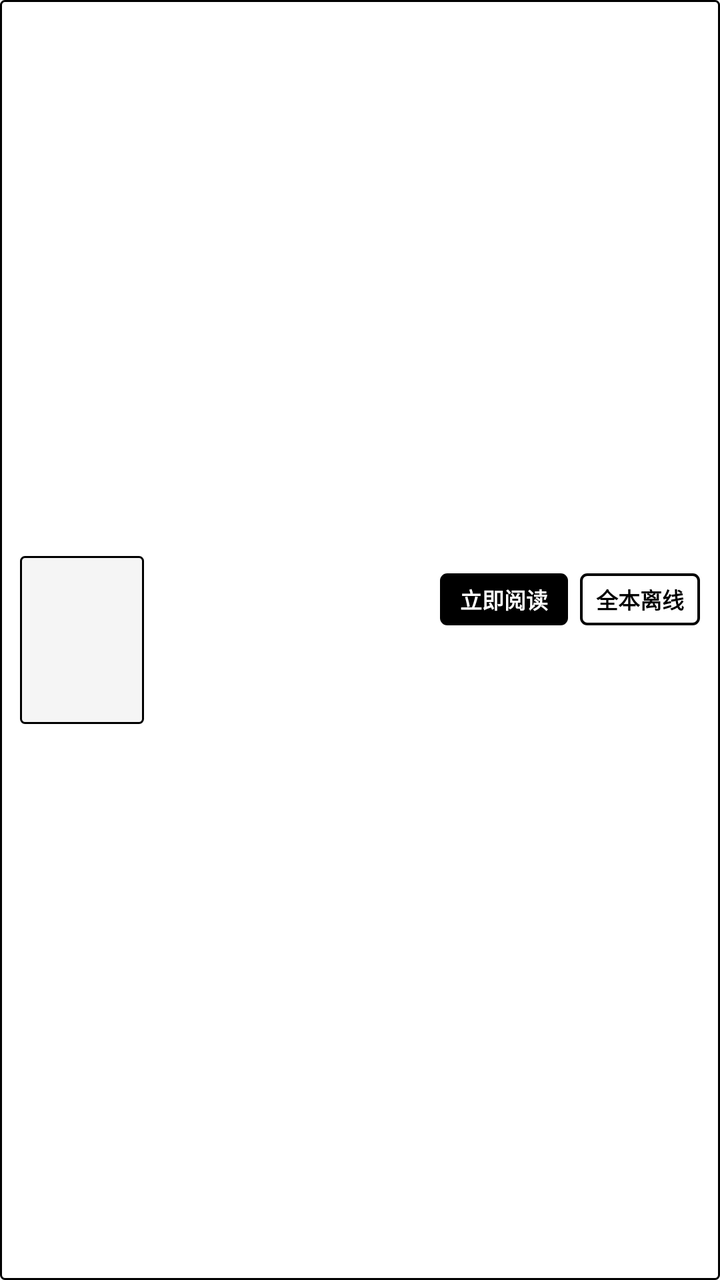
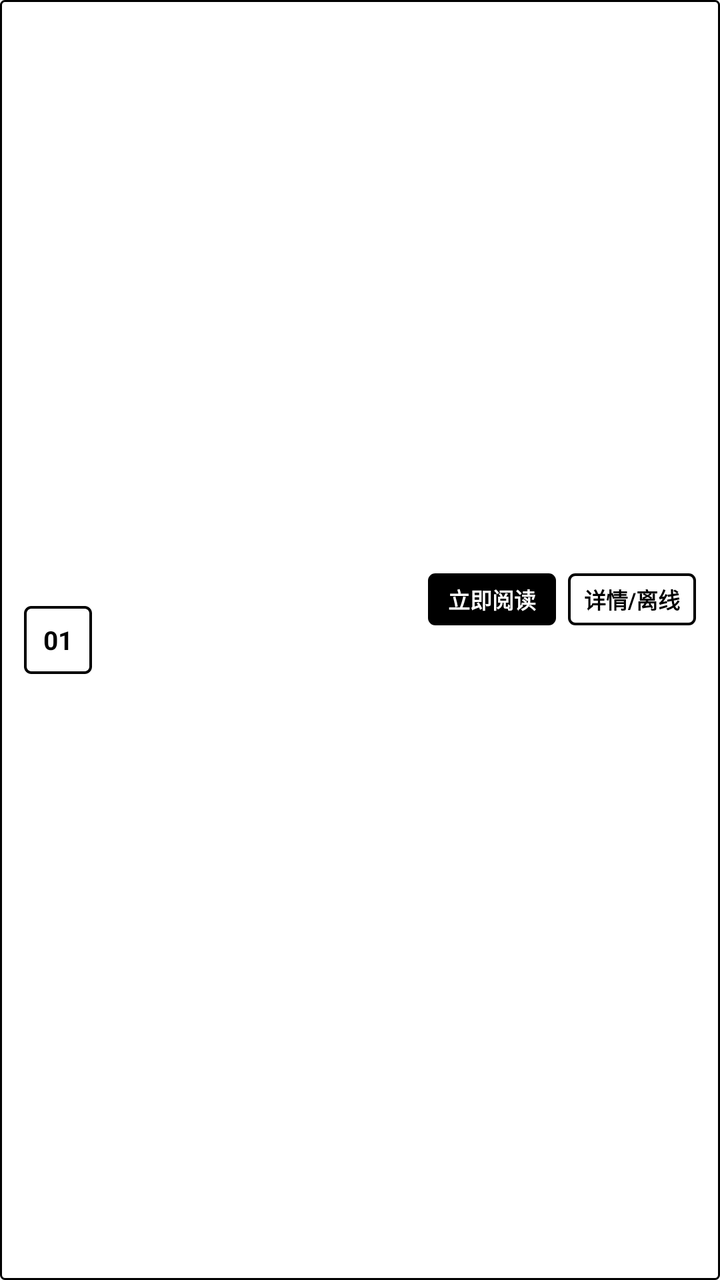

Two renders of the same Android screen: before a commit and after it. Below are the layout's source before the change and the commit's diff.
<!-- AndroidManifest.xml: application theme AppTheme.Light -->
<!-- res/layout/item_search_book.xml -->
<?xml version="1.0" encoding="utf-8"?>
<LinearLayout xmlns:android="http://schemas.android.com/apk/res/android"
    android:layout_width="match_parent"
    android:layout_height="wrap_content"
    android:layout_marginBottom="8dp"
    android:background="@drawable/bg_eink_card"
    android:gravity="center_vertical"
    android:orientation="horizontal"
    android:padding="10dp">

    
    <FrameLayout
        android:layout_width="62dp"
        android:layout_height="84dp"
        android:background="@drawable/bg_eink_cover_border"
        android:padding="1dp">

        <TextView
            android:id="@+id/tvSearchThumb"
            android:layout_width="match_parent"
            android:layout_height="match_parent"
            android:gravity="center"
            android:padding="4dp"
            android:textColor="#FF000000"
            android:textSize="13sp"
            android:textStyle="bold" />

        <ImageView
            android:id="@+id/ivSearchCover"
            android:layout_width="match_parent"
            android:layout_height="match_parent"
            android:contentDescription="封面"
            android:scaleType="centerCrop" />
    </FrameLayout>

    <LinearLayout
        android:layout_width="0dp"
        android:layout_height="wrap_content"
        android:layout_marginStart="12dp"
        android:layout_weight="1"
        android:orientation="vertical">

        <LinearLayout
            android:layout_width="match_parent"
            android:layout_height="wrap_content"
            android:gravity="center_vertical"
            android:orientation="horizontal">

            <TextView
                android:id="@+id/tvSearchTitle"
                android:layout_width="0dp"
                android:layout_height="wrap_content"
                android:layout_weight="1"
                android:ellipsize="end"
                android:singleLine="true"
                android:textColor="#FF000000"
                android:textSize="16sp"
                android:textStyle="bold" />

            <TextView
                android:id="@+id/btnQuickReadItem"
                android:layout_width="wrap_content"
                android:layout_height="26dp"
                android:layout_marginStart="6dp"
                android:background="@drawable/bg_eink_button_solid"
                android:gravity="center"
                android:paddingHorizontal="10dp"
                android:text="立即阅读"
                android:textColor="#FFFFFFFF"
                android:textSize="11sp"
                android:textStyle="bold" />

            <TextView
                android:id="@+id/btnDetailItem"
                android:layout_width="wrap_content"
                android:layout_height="26dp"
                android:layout_marginStart="6dp"
                android:background="@drawable/bg_eink_button_outline"
                android:gravity="center"
                android:paddingHorizontal="8dp"
                android:text="全本离线"
                android:textColor="#FF000000"
                android:textSize="11sp"
                android:textStyle="bold" />
        </LinearLayout>

        <TextView
            android:id="@+id/tvSearchMeta"
            android:layout_width="match_parent"
            android:layout_height="wrap_content"
            android:layout_marginTop="4dp"
            android:ellipsize="end"
            android:singleLine="true"
            android:textColor="#FF222222"
            android:textSize="12sp" />

        <TextView
            android:id="@+id/tvSearchIntro"
            android:layout_width="match_parent"
            android:layout_height="wrap_content"
            android:layout_marginTop="4dp"
            android:ellipsize="end"
            android:lineSpacingMultiplier="1.15"
            android:maxLines="2"
            android:textColor="#FF333333"
            android:textSize="12sp" />
    </LinearLayout>

</LinearLayout>
<!-- resources referenced by this layout -->
<resources>
  <!-- drawable bg_eink_button_outline (drawable) -->
  <?xml version="1.0" encoding="utf-8"?>
  <shape xmlns:android="http://schemas.android.com/apk/res/android" android:shape="rectangle">
      <solid android:color="#FFFFFFFF" />
      <stroke android:width="1.2dp" android:color="#FF000000" />
      <corners android:radius="3dp" />
  </shape>
  <!-- drawable bg_eink_button_solid (drawable) -->
  <?xml version="1.0" encoding="utf-8"?>
  <shape xmlns:android="http://schemas.android.com/apk/res/android" android:shape="rectangle">
      <solid android:color="#FF000000" />
      <stroke android:width="1.2dp" android:color="#FF000000" />
      <corners android:radius="3dp" />
  </shape>
  <!-- drawable bg_eink_card (drawable) -->
  <?xml version="1.0" encoding="utf-8"?>
  <shape xmlns:android="http://schemas.android.com/apk/res/android" android:shape="rectangle">
      <solid android:color="#FFFFFFFF" />
      <stroke android:width="1dp" android:color="#FF000000" />
      <corners android:radius="2dp" />
  </shape>
  <!-- drawable bg_eink_cover_border (drawable) -->
  <?xml version="1.0" encoding="utf-8"?>
  <shape xmlns:android="http://schemas.android.com/apk/res/android" android:shape="rectangle">
      <solid android:color="#FFF5F5F5" />
      <stroke android:width="1dp" android:color="#FF000000" />
      <corners android:radius="2dp" />
  </shape>
  <style name="AppTheme.Light" parent="Base.AppTheme">
          <item name="actionBarStyle">@style/AppTheme.AppBarOverlay.Light</item>
      </style>
  <style name="Base.AppTheme" parent="Theme.AppCompat.DayNight.NoActionBar">
          <item name="colorPrimary">@color/primary</item>
          <item name="colorPrimaryDark">@color/primaryDark</item>
          <item name="colorAccent">@color/accent</item>
          <item name="actionOverflowMenuStyle">@style/Style.PopupMenu</item>
          <item name="android:itemTextAppearance">@style/Style.MenuItemText</item>
          <item name="android:popupMenuStyle">@style/Style.PopupMenu</item>
          <item name="android:statusBarColor">@color/transparent</item>
          <item name="android:windowDrawsSystemBarBackgrounds">true</item>
      </style>
  <style name="AppTheme.AppBarOverlay.Light" parent="ThemeOverlay.AppCompat.Light">
          <item name="colorAccent">@color/md_grey_900</item>
      </style>
  <color name="primary">@color/md_light_blue_600</color>
  <color name="primaryDark">@color/md_light_blue_700</color>
  <color name="accent">@color/md_pink_800</color>
  <style name="Style.PopupMenu" parent="Widget.AppCompat.PopupMenu">
          <item name="android:popupBackground">@drawable/bg_popup_menu</item>
      </style>
  <style name="Style.MenuItemText" parent="@android:style/TextAppearance.Widget.IconMenu.Item">
          <item name="android:textColor">@color/menu_color_default</item>
          <item name="android:textSize">16sp</item>
      </style>
  <color name="transparent">#00000000</color>
  <color name="md_grey_900">#212121</color>
  <color name="md_light_blue_600">#039BE5</color>
  <color name="md_light_blue_700">#0288D1</color>
  <color name="md_pink_800">#AD1457</color>
  <!-- drawable bg_popup_menu (drawable) -->
  <?xml version="1.0" encoding="utf-8"?>
  <shape xmlns:android="http://schemas.android.com/apk/res/android"
         android:shape="rectangle">
  
      <solid android:color="@color/background_menu"/>
  
      <corners android:radius="2dp"/>
  
  </shape>
  <color name="menu_color_default">#383838</color>
  <color name="background_menu">@color/md_grey_200</color>
  <color name="md_grey_200">#EEEEEE</color>
</resources>

<!-- the commit's change to res/layout/item_search_book.xml (unified diff, before → after) -->
@@ -6,37 +6,33 @@
     android:background="@drawable/bg_eink_card"
     android:gravity="center_vertical"
     android:orientation="horizontal"
-    android:padding="10dp">
+    android:paddingHorizontal="12dp"
+    android:paddingVertical="10dp">
 
     
-    <FrameLayout
-        android:layout_width="62dp"
-        android:layout_height="84dp"
-        android:background="@drawable/bg_eink_cover_border"
-        android:padding="1dp">
+    <TextView
+        android:id="@+id/tvSearchThumb"
+        android:layout_width="34dp"
+        android:layout_height="34dp"
+        android:background="@drawable/bg_eink_button_outline"
+        android:gravity="center"
+        android:singleLine="true"
+        android:text="01"
+        android:textColor="#FF000000"
+        android:textSize="13sp"
+        android:textStyle="bold" />
 
-        <TextView
-            android:id="@+id/tvSearchThumb"
-            android:layout_width="match_parent"
-            android:layout_height="match_parent"
-            android:gravity="center"
-            android:padding="4dp"
-            android:textColor="#FF000000"
-            android:textSize="13sp"
-            android:textStyle="bold" />
-
-        <ImageView
-            android:id="@+id/ivSearchCover"
-            android:layout_width="match_parent"
-            android:layout_height="match_parent"
-            android:contentDescription="封面"
-            android:scaleType="centerCrop" />
-    </FrameLayout>
+    <ImageView
+        android:id="@+id/ivSearchCover"
+        android:layout_width="0dp"
+        android:layout_height="0dp"
+        android:contentDescription="封面"
+        android:visibility="gone" />
 
     <LinearLayout
         android:layout_width="0dp"
         android:layout_height="wrap_content"
-        android:layout_marginStart="12dp"
+        android:layout_marginStart="10dp"
         android:layout_weight="1"
         android:orientation="vertical">
 
@@ -78,7 +74,7 @@
                 android:background="@drawable/bg_eink_button_outline"
                 android:gravity="center"
                 android:paddingHorizontal="8dp"
-                android:text="全本离线"
+                android:text="详情/离线"
                 android:textColor="#FF000000"
                 android:textSize="11sp"
                 android:textStyle="bold" />
@@ -91,7 +87,7 @@
             android:layout_marginTop="4dp"
             android:ellipsize="end"
             android:singleLine="true"
-            android:textColor="#FF222222"
+            android:textColor="#FF000000"
             android:textSize="12sp" />
 
         <TextView
@@ -102,7 +98,7 @@
             android:ellipsize="end"
             android:lineSpacingMultiplier="1.15"
             android:maxLines="2"
-            android:textColor="#FF333333"
+            android:textColor="#FF000000"
             android:textSize="12sp" />
     </LinearLayout>
 
<!-- resource entries referenced after the edit -->
@@ -21,13 +21,6 @@
       <stroke android:width="1dp" android:color="#FF000000" />
       <corners android:radius="2dp" />
   </shape>
-  <!-- drawable bg_eink_cover_border (drawable) -->
-  <?xml version="1.0" encoding="utf-8"?>
-  <shape xmlns:android="http://schemas.android.com/apk/res/android" android:shape="rectangle">
-      <solid android:color="#FFF5F5F5" />
-      <stroke android:width="1dp" android:color="#FF000000" />
-      <corners android:radius="2dp" />
-  </shape>
   <style name="AppTheme.Light" parent="Base.AppTheme">
           <item name="actionBarStyle">@style/AppTheme.AppBarOverlay.Light</item>
       </style>
@@ -44,9 +37,9 @@
   <style name="AppTheme.AppBarOverlay.Light" parent="ThemeOverlay.AppCompat.Light">
           <item name="colorAccent">@color/md_grey_900</item>
       </style>
-  <color name="primary">@color/md_light_blue_600</color>
-  <color name="primaryDark">@color/md_light_blue_700</color>
-  <color name="accent">@color/md_pink_800</color>
+  <color name="primary">#FFFFFFFF</color>
+  <color name="primaryDark">#FFFFFFFF</color>
+  <color name="accent">#FF000000</color>
   <style name="Style.PopupMenu" parent="Widget.AppCompat.PopupMenu">
           <item name="android:popupBackground">@drawable/bg_popup_menu</item>
       </style>
@@ -56,21 +49,13 @@
       </style>
   <color name="transparent">#00000000</color>
   <color name="md_grey_900">#212121</color>
-  <color name="md_light_blue_600">#039BE5</color>
-  <color name="md_light_blue_700">#0288D1</color>
-  <color name="md_pink_800">#AD1457</color>
   <!-- drawable bg_popup_menu (drawable) -->
   <?xml version="1.0" encoding="utf-8"?>
-  <shape xmlns:android="http://schemas.android.com/apk/res/android"
-         android:shape="rectangle">
-  
-      <solid android:color="@color/background_menu"/>
-  
-      <corners android:radius="2dp"/>
-  
+  <shape xmlns:android="http://schemas.android.com/apk/res/android" android:shape="rectangle">
+      <solid android:color="#FFFFFFFF" />
+      <stroke android:width="1.5dp" android:color="#FF000000" />
+      <corners android:radius="0dp" />
   </shape>
-  <color name="menu_color_default">#383838</color>
-  <color name="background_menu">@color/md_grey_200</color>
-  <color name="md_grey_200">#EEEEEE</color>
+  <color name="menu_color_default">#FF000000</color>
 </resources>
 
